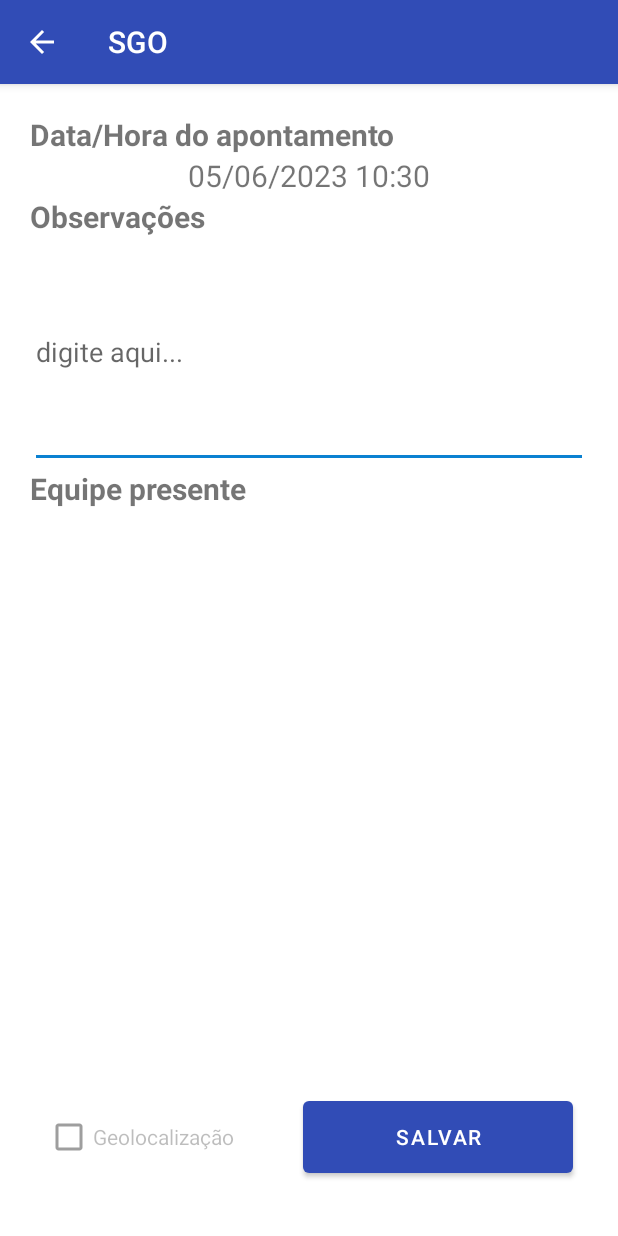
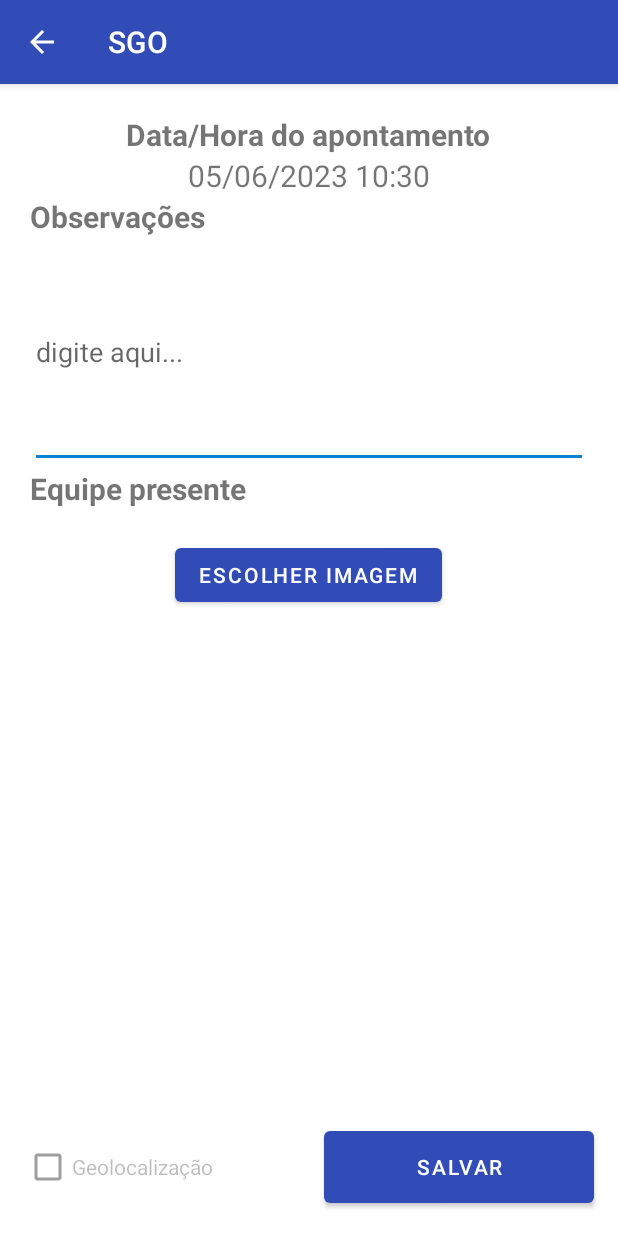
Before and after one commit to eduardo-schork/ddm-sgo, an Android app: the AppointmentCreateFormActivity screen opened directly, with no data from a screen before it, after a tap on "SALVAR", on a phone screen of 412 x 824 dp. Run offline under Robolectric (Android 15) with nearby library versions, the phone set to English and light mode, and no system bars; our stand-ins replace Room's generated code; 2 statements that could not run were skipped.

Commit message:
feat: call camera roll and show into form

```diff
--- /dev/null
+++ b/sgo-android/app/src/main/java/com/ddm/sgo/infra/app_camera/AppCameraPort.java
@@ -0,0 +1,5 @@
+package com.ddm.sgo.infra.app_camera;
+
+public class AppCameraPort {
+
+}
--- a/sgo-android/app/src/main/java/com/ddm/sgo/infra/geolocation/Geolocation.java
+++ b/sgo-android/app/src/main/java/com/ddm/sgo/infra/geolocation/GeolocationPort.java
@@ -7,7 +7,7 @@ import android.location.LocationListener;
 import android.location.LocationManager;
 import android.util.Log;
 
-public class Geolocation {
+public class GeolocationPort {
     static int LOCATION_REFRESH_TIME = 15000; // 15 seconds to update
     static int LOCATION_REFRESH_DISTANCE = 0; // 500 meters to update
     private static Location currentLocation;
@@ -18,12 +18,12 @@ public class Geolocation {
         }
     };
     private static LocationManager locationManager;
-    private static Geolocation instance;
+    private static GeolocationPort instance;
 
     @SuppressLint("MissingPermission")
-    public static Geolocation getInstance(Context context) {
+    public static GeolocationPort getInstance(Context context) {
         if (instance == null) {
-            instance = new Geolocation();
+            instance = new GeolocationPort();
             locationManager = (LocationManager) context.getSystemService(Context.LOCATION_SERVICE);
             locationManager.requestLocationUpdates(LocationManager.GPS_PROVIDER, LOCATION_REFRESH_TIME, LOCATION_REFRESH_DISTANCE, locationListener);
         }
--- a/sgo-android/app/src/main/java/com/ddm/sgo/ui/appointment/AppointmentCreateFormActivity.java
+++ b/sgo-android/app/src/main/java/com/ddm/sgo/ui/appointment/AppointmentCreateFormActivity.java
@@ -1,10 +1,15 @@
 package com.ddm.sgo.ui.appointment;
 
 import android.content.Intent;
+import android.graphics.Bitmap;
 import android.location.Location;
+import android.net.Uri;
 import android.os.Bundle;
+import android.provider.MediaStore;
+import android.view.View;
 import android.widget.Button;
 import android.widget.CheckBox;
+import android.widget.ImageView;
 import android.widget.RadioButton;
 import android.widget.RadioGroup;
 import android.widget.TextView;
@@ -13,7 +18,7 @@ import androidx.appcompat.app.AppCompatActivity;
 
 import com.ddm.sgo.MainActivity;
 import com.ddm.sgo.R;
-import com.ddm.sgo.infra.geolocation.Geolocation;
+import com.ddm.sgo.infra.geolocation.GeolocationPort;
 import com.ddm.sgo.infra.local_storage.LocalStorage;
 import com.ddm.sgo.model.Appointment;
 import com.ddm.sgo.model.Project;
@@ -24,10 +29,13 @@ import com.ddm.sgo.repositories.TeamRepository;
 import com.ddm.sgo.shared.toast_port.ToastPort;
 import com.ddm.sgo.util.date_parser.DateParser;
 
+import java.io.IOException;
 import java.util.List;
 import java.util.Objects;
 
 public class AppointmentCreateFormActivity extends AppCompatActivity {
+    static final int REQUEST_IMAGE_CAPTURE = 1;
+    private static final int REQUEST_CAMERA = 100;
     TextView appointmentDateText;
     CheckBox geolocationCheckBox;
     RadioGroup presentTeamRadioGroup;
@@ -35,6 +43,7 @@ public class AppointmentCreateFormActivity extends AppCompatActivity {
     List<Team> teamsList;
     long currentTime;
     String appointmentType;
+    String mCurrentPhotoPath;
 
     @Override
     public boolean onSupportNavigateUp() {
@@ -88,7 +97,7 @@ public class AppointmentCreateFormActivity extends AppCompatActivity {
 
     private void onCreateAppointmentHandler() {
         try {
-            Location currentLocation = Geolocation.getInstance(getApplicationContext()).getCurrentLocation();
+            Location currentLocation = GeolocationPort.getInstance(getApplicationContext()).getCurrentLocation();
 
             Appointment newAppointment = new Appointment();
 
@@ -121,6 +130,22 @@ public class AppointmentCreateFormActivity extends AppCompatActivity {
         }
     }
 
+    protected void onActivityResult(int requestCode, int resultCode, Intent data) {
+        super.onActivityResult(requestCode, resultCode, data);
+        if (resultCode == RESULT_OK) {
+            Uri chosenImageUri = data.getData();
+
+            Bitmap mBitmap = null;
+            try {
+                mBitmap = MediaStore.Images.Media.getBitmap(this.getContentResolver(), chosenImageUri);
+                ImageView imageView = findViewById(R.id.imageView);
+                imageView.setImageBitmap(mBitmap);
+            } catch (IOException e) {
+                throw new RuntimeException(e);
+            }
+        }
+    }
+
     @Override
     protected void onCreate(Bundle savedInstanceState) {
         super.onCreate(savedInstanceState);
@@ -128,7 +153,15 @@ public class AppointmentCreateFormActivity extends AppCompatActivity {
 
         loadData();
 
-        Geolocation.getInstance(getApplicationContext()).getCurrentLocation();
+        Button btnCapture = findViewById(R.id.takePictureButton);
+        btnCapture.setOnClickListener(new View.OnClickListener() {
+            @Override
+            public void onClick(View v) {
+                Intent photoPickerIntent = new Intent(Intent.ACTION_GET_CONTENT);
+                photoPickerIntent.setType("image/*");
+                startActivityForResult(photoPickerIntent, 1);
+            }
+        });
 
         assert getSupportActionBar() != null;
         getSupportActionBar().setDisplayHomeAsUpEnabled(true);
--- a/sgo-android/app/src/main/java/com/ddm/sgo/ui/project/ProjectCreateFormFragment.java
+++ b/sgo-android/app/src/main/java/com/ddm/sgo/ui/project/ProjectCreateFormFragment.java
@@ -14,7 +14,7 @@ import androidx.fragment.app.Fragment;
 
 import com.ddm.sgo.R;
 import com.ddm.sgo.databinding.FragmentProjectCreateFormBinding;
-import com.ddm.sgo.infra.geolocation.Geolocation;
+import com.ddm.sgo.infra.geolocation.GeolocationPort;
 import com.ddm.sgo.model.Project;
 import com.ddm.sgo.repositories.ProjectRepository;
 import com.ddm.sgo.shared.toast_port.ToastPort;
@@ -34,7 +34,7 @@ public class ProjectCreateFormFragment extends Fragment {
 
         long currentTime = DateParser.getCurrentMilliseconds();
 
-        Location location = Geolocation.getInstance(getContext()).getCurrentLocation();
+        Location location = GeolocationPort.getInstance(getContext()).getCurrentLocation();
 
         Project newProject = new Project(
                 nameInput.getText().toString(),
--- a/sgo-android/app/src/main/res/layout/activity_appointment_create_form.xml
+++ b/sgo-android/app/src/main/res/layout/activity_appointment_create_form.xml
@@ -1,9 +1,16 @@
 <?xml version="1.0" encoding="utf-8"?>
 <RelativeLayout xmlns:android="http://schemas.android.com/apk/res/android"
+    xmlns:app="http://schemas.android.com/apk/res-auto"
     xmlns:tools="http://schemas.android.com/tools"
     android:layout_width="match_parent"
     android:layout_height="match_parent"
+    android:orientation="vertical"
     tools:context=".ui.appointment.AppointmentCreateFormActivity">
+
+    <ScrollView
+        android:layout_width="match_parent"
+        android:layout_height="wrap_content"
+        android:layout_marginBottom="80dp">
 
         <LinearLayout
             android:layout_width="match_parent"
@@ -12,11 +19,13 @@
             android:layout_marginTop="20dp"
             android:layout_marginEnd="20dp"
             android:layout_marginBottom="20dp"
+            android:gravity="center"
             android:orientation="vertical">
+
 
             <TextView
                 android:id="@+id/textView2"
-            android:layout_width="match_parent"
+                android:layout_width="wrap_content"
                 android:layout_height="wrap_content"
                 android:text="Data/Hora do apontamento"
                 android:textSize="20sp"
@@ -45,11 +54,6 @@
                 android:hint="digite aqui..."
                 android:inputType="text" />
 
-        <RadioGroup
-            android:id="@+id/presentTeamRadioGroup"
-            android:layout_width="match_parent"
-            android:layout_height="match_parent">
-
             <TextView
                 android:id="@+id/textView"
                 android:layout_width="match_parent"
@@ -57,30 +61,55 @@
                 android:text="Equipe presente"
                 android:textSize="20sp"
                 android:textStyle="bold" />
+
+            <RadioGroup
+                android:id="@+id/presentTeamRadioGroup"
+                android:layout_width="match_parent"
+                android:layout_height="match_parent">
+
             </RadioGroup>
 
+            <Button
+                android:id="@+id/takePictureButton"
+                android:layout_width="wrap_content"
+                android:layout_height="wrap_content"
+                android:layout_margin="20dp"
+                android:gravity="center"
+                android:text="Escolher imagem" />
+
+            <ImageView
+                android:id="@+id/imageView"
+                android:layout_width="match_parent"
+                android:layout_height="wrap_content"
+                tools:srcCompat="@tools:sample/avatars" />
+
         </LinearLayout>
+    </ScrollView>
+
+    <androidx.constraintlayout.widget.ConstraintLayout
+        android:layout_width="match_parent"
+        android:layout_height="match_parent">
+
+        <CheckBox
+            android:id="@+id/geolocationCheckBox"
+            android:layout_width="155dp"
+            android:layout_height="60dp"
+            android:layout_marginStart="16dp"
+            android:layout_marginBottom="16dp"
+            android:text="Geolocalização"
+            app:layout_constraintBottom_toBottomOf="parent"
+            app:layout_constraintStart_toStartOf="parent" />
 
         <Button
             android:id="@+id/createAppointmentButton"
             android:layout_width="180dp"
             android:layout_height="60dp"
-        android:layout_alignParentEnd="true"
-        android:layout_alignParentBottom="true"
-        android:layout_marginEnd="30dp"
-        android:layout_marginBottom="36dp"
-        android:text="@string/save" />
-
-    <CheckBox
-        android:id="@+id/geolocationCheckBox"
-        android:layout_width="155dp"
-        android:layout_height="60dp"
-        android:layout_alignParentStart="true"
-        android:layout_alignParentBottom="true"
-        android:layout_marginStart="30dp"
-        android:layout_marginEnd="24dp"
-        android:layout_marginBottom="36dp"
-        android:layout_toStartOf="@+id/createAppointmentButton"
-        android:text="Geolocalização" />
+            android:layout_marginBottom="16dp"
+            android:text="@string/save"
+            app:layout_constraintBottom_toBottomOf="parent"
+            app:layout_constraintEnd_toEndOf="parent"
+            app:layout_constraintHorizontal_bias="0.733"
+            app:layout_constraintStart_toEndOf="@+id/geolocationCheckBox" />
+    </androidx.constraintlayout.widget.ConstraintLayout>
 
 </RelativeLayout>
--- /dev/null
+++ b/sgo-android/app/src/main/res/xml/file_paths.xml
@@ -0,0 +1,4 @@
+<?xml version="1.0" encoding="utf-8"?>
+<paths xmlns:android="http://schemas.android.com/apk/res/android">
+    <external-files-path name="my_images" path="Pictures" />
+</paths>
```
Also changed, not shown: sgo-android/app/src/main/AndroidManifest.xml (+18 -1 lines), sgo-android/app/src/main/java/com/ddm/sgo/MainActivity.java (+8 -2 lines). Lines whose indentation alone changed are shown as unchanged.
